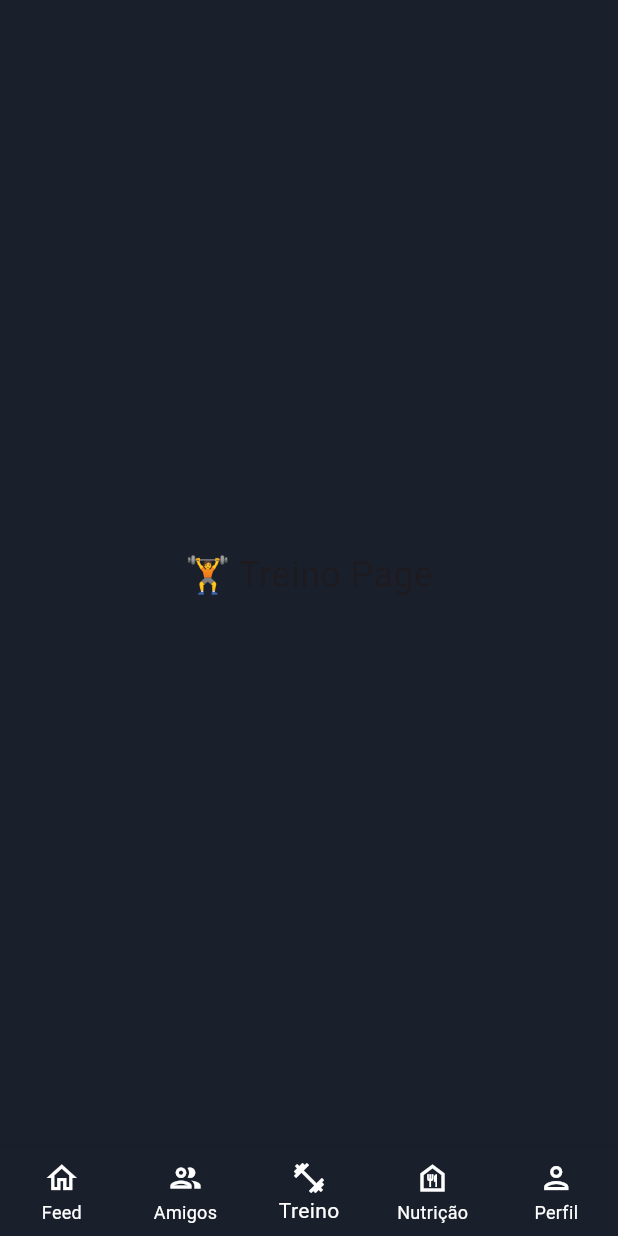
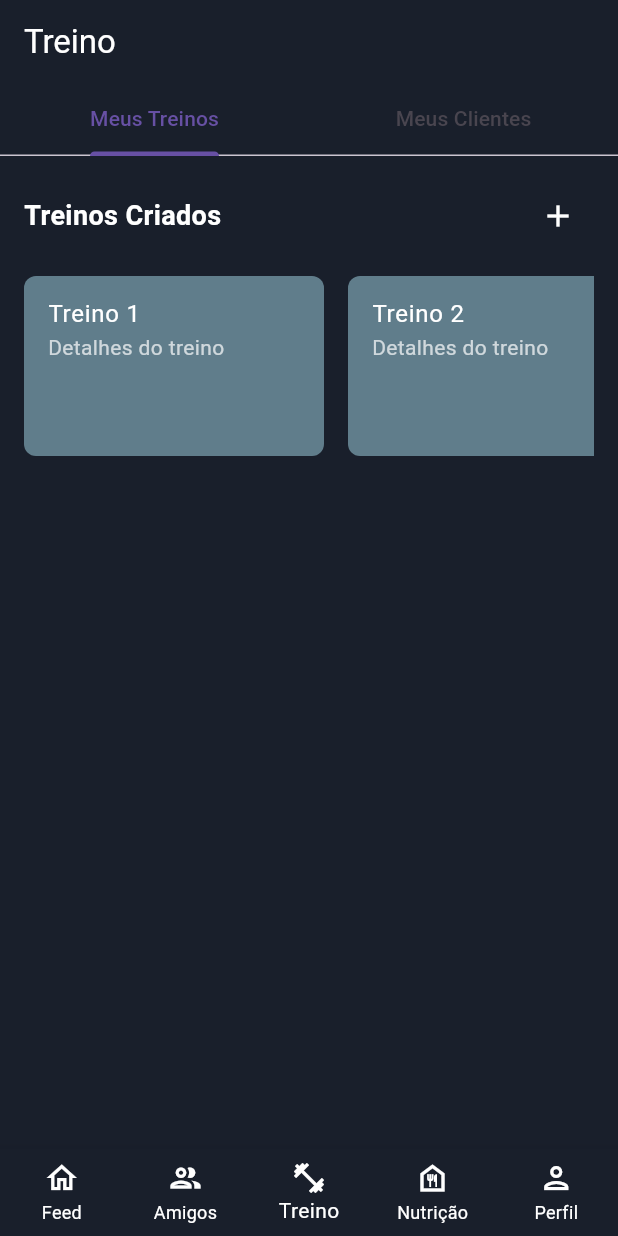
Before and after one commit to AlanEdward19/shape-up-mobile, a Flutter app: the screen it shows once a user with an empty profile is signed in, item 3 of the bottom bar chosen, on a phone screen of 412 x 824 dp. Run offline on Flutter 3.47's test engine with Material 3 defaults, Android fonts, the phone set to English and light mode, and no system bars; our stand-ins replace firebase_auth, firebase_core, firebase_messaging, flutter_dotenv, flutter_local_notifications, flutter_secure_storage and 2 more; missing offline and left inert: encrypt, signalr_core, string_similarity; accounts and stored records are empty; generated files the repository leaves out were written again.

Commit message:
feat: Implement workout creation and exercise selection functionality; add CircularImage widget, enhance UI for workout management, and integrate exercise filtering

```diff
--- a/lib/dtos/trainingService/exercise_dto.dart
+++ b/lib/dtos/trainingService/exercise_dto.dart
@@ -22,7 +22,7 @@ class ExerciseDto{
       id: json['id'],
       name: json['name'],
       muscleGroups: (json['muscleGroups'] as List)
-          .map((group) => MuscleGroup.values[group])
+          .map((group) => muscleGroupByString(group))
           .toList(),
       requiresWeight: json['requiresWeight'],
       imageUrl: json['imageUrl'],
--- a/lib/pages/training.dart
+++ b/lib/pages/training.dart
@@ -1,10 +1,126 @@
 import 'package:flutter/material.dart';
+import 'package:shape_up_app/dtos/trainingService/exercise_dto.dart';
+import 'package:shape_up_app/enums/trainingService/workout_visibility.dart';
+import 'package:shape_up_app/pages/create_workout_page.dart';
+import 'package:shape_up_app/pages/exercise_selection_page.dart';
 
-class Training extends StatelessWidget {
+class Training extends StatefulWidget {
   const Training({super.key});
 
   @override
+  State<Training> createState() => _TrainingState();
+}
+
+class _TrainingState extends State<Training> with SingleTickerProviderStateMixin {
+  late TabController _tabController;
+
+  @override
+  void initState() {
+    super.initState();
+    _tabController = TabController(length: 2, vsync: this);
+  }
+
+  @override
   Widget build(BuildContext context) {
-    return Center(child: Text("🏋️ Treino Page", style: TextStyle(fontSize: 24)));
+    return Scaffold(
+      appBar: AppBar(
+        title: const Text('Treino', style: TextStyle(color: Colors.white)),
+        iconTheme: const IconThemeData(color: Colors.white),
+        backgroundColor: const Color(0xFF191F2B),
+        bottom: TabBar(
+          controller: _tabController,
+          tabs: const [
+            Tab(text: "Meus Treinos"),
+            Tab(text: "Meus Clientes"),
+          ],
+          onTap: (index) {
+            if (index == 1) {
+              // Desabilitar "Meus Clientes"
+              _tabController.animateTo(0);
+              ScaffoldMessenger.of(context).showSnackBar(
+                const SnackBar(content: Text("Aba 'Meus Clientes' está desabilitada no momento.")),
+              );
+            }
+          },
+        ),
+      ),
+      body: TabBarView(
+        controller: _tabController,
+        physics: const NeverScrollableScrollPhysics(), // Evita swipe para aba desabilitada
+        children: [
+          _buildMyWorkoutsSection(),
+          const Center(child: Text("Meus Clientes (Desabilitado)")),
+        ],
+      ),
+    );
+  }
+
+  Widget _buildMyWorkoutsSection() {
+    return Padding(
+      padding: const EdgeInsets.all(16.0),
+      child: Column(
+        crossAxisAlignment: CrossAxisAlignment.start,
+        children: [
+          Row(
+            mainAxisAlignment: MainAxisAlignment.spaceBetween,
+            children: [
+              const Text(
+                "Treinos Criados",
+                style: TextStyle(fontSize: 18, fontWeight: FontWeight.bold, color: Colors.white),
+              ),
+              IconButton(
+                icon: const Icon(Icons.add, color: Colors.white),
+                onPressed: () {
+                  _navigateToCreateWorkoutPage(context);
+                },
+              ),
+            ],
+          ),
+          const SizedBox(height: 16),
+          SizedBox(
+            height: 120, // Altura da barra horizontal
+            child: ListView.builder(
+              scrollDirection: Axis.horizontal, // Define a rolagem horizontal
+              itemCount: 5, // Substituir com a quantidade real de treinos
+              itemBuilder: (context, index) {
+                return Container(
+                  width: 200, // Largura de cada item
+                  margin: const EdgeInsets.only(right: 16),
+                  decoration: BoxDecoration(
+                    color: Colors.blueGrey,
+                    borderRadius: BorderRadius.circular(8),
+                  ),
+                  child: ListTile(
+                    title: Text(
+                      "Treino ${index + 1}",
+                      style: const TextStyle(color: Colors.white),
+                    ),
+                    subtitle: const Text(
+                      "Detalhes do treino",
+                      style: TextStyle(color: Colors.white70),
+                    ),
+                    onTap: () {
+                      // Lógica para visualizar treino
+                      ScaffoldMessenger.of(context).showSnackBar(
+                        SnackBar(content: Text("Visualizar Treino ${index + 1}")),
+                      );
+                    },
+                  ),
+                );
+              },
+            ),
+          ),
+        ],
+      ),
+    );
+  }
+
+  void _navigateToCreateWorkoutPage(BuildContext context) {
+    Navigator.push(
+      context,
+      MaterialPageRoute(
+        builder: (context) => CreateWorkoutPage(),
+      ),
+    );
   }
 }
```
Also changed, not shown: lib/enums/trainingService/muscle_group.dart (+66 -1 lines), lib/enums/trainingService/workout_visibility.dart (+10 -1 lines), lib/pages/create_workout_page.dart (added, +145 -0 lines), lib/pages/exercise_selection_page.dart (added, +215 -0 lines), lib/widgets/trainingService/circular_image.dart (added, +43 -0 lines).
